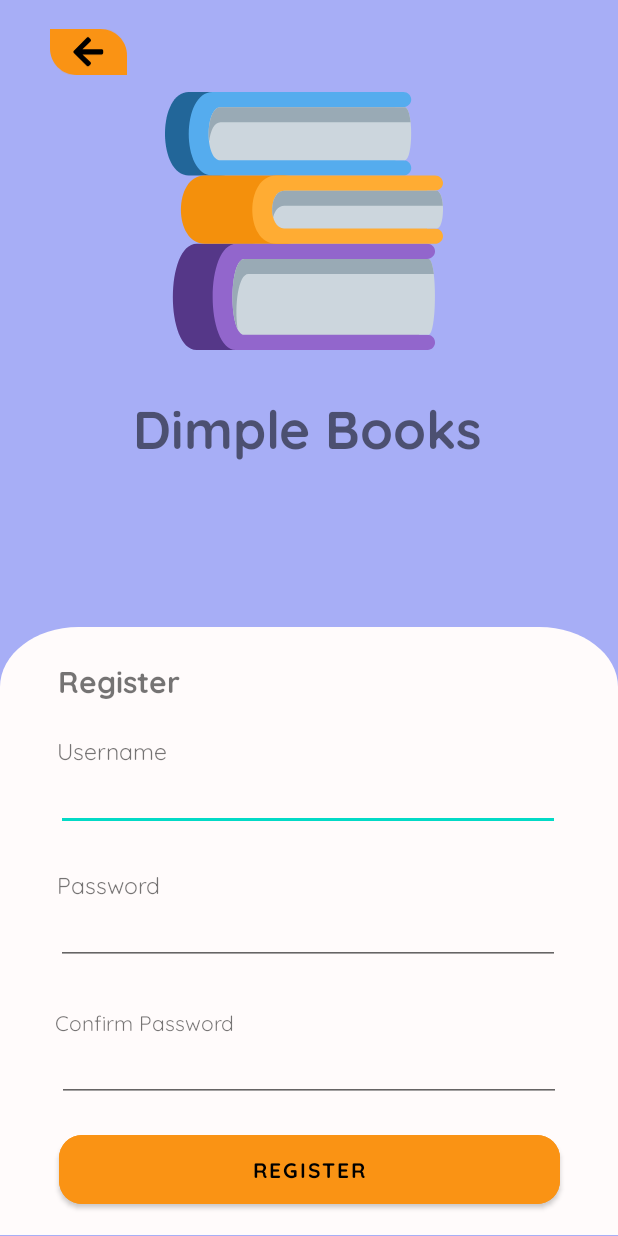
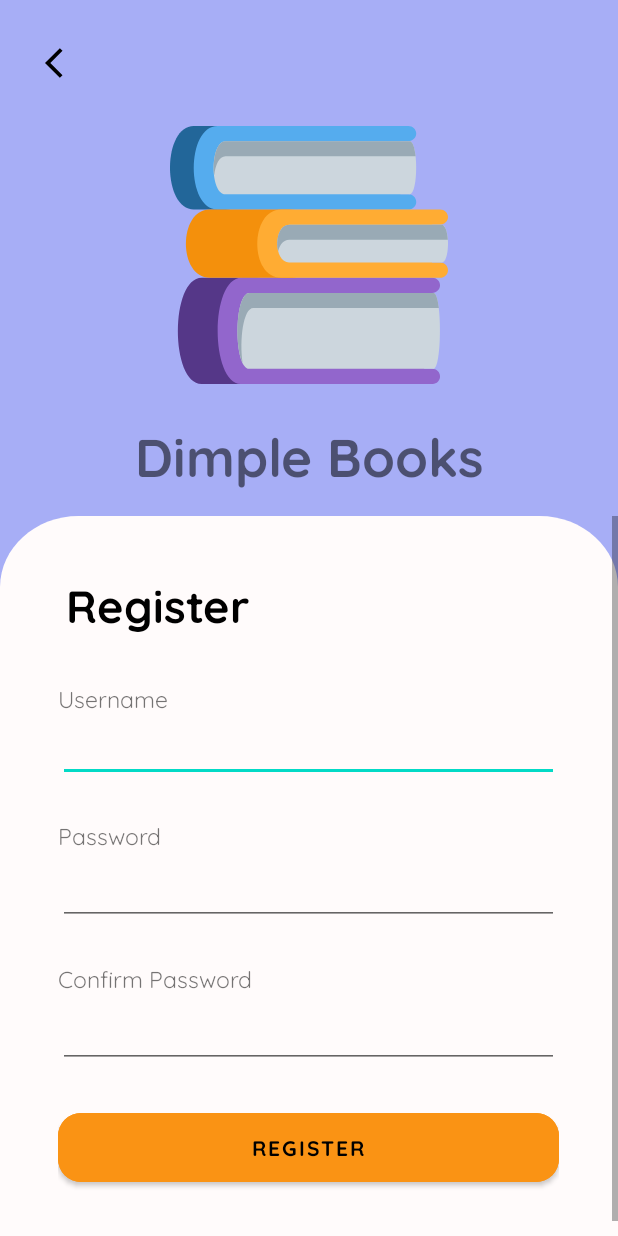
Before and after one commit to rrfito/Dimple-Books, an Android app: the Register screen opened directly, with no data from a screen before it, on a phone screen of 412 x 824 dp. Run offline under Robolectric (Android 15) with nearby library versions, the phone set to English and light mode, and no system bars.

Commit message:
responsif login and register

```diff
--- a/app/src/main/java/com/example/dimplebooks/UI/Register.kt
+++ b/app/src/main/java/com/example/dimplebooks/UI/Register.kt
@@ -7,6 +7,7 @@ import android.content.SharedPreferences
 import android.os.Bundle
 import android.widget.Button
 import android.widget.EditText
+import android.widget.ImageView
 import android.widget.TextView
 import android.widget.Toast
 import androidx.activity.enableEdgeToEdge
@@ -30,21 +31,26 @@ class Register : AppCompatActivity() {
         }
         window.navigationBarColor = ContextCompat.getColor(this, R.color.white)
 
-        val regisUser = findViewById<EditText>(R.id.InputUsername)
-        val regisPas = findViewById<EditText>(R.id.InputPassword)
-        val regisConfirmPas = findViewById<EditText>(R.id.ConfirmPassowrd)
+        val regisUser = findViewById<EditText>(R.id.InputUsernameRegister)
+        val regisPas = findViewById<EditText>(R.id.InputPasswordRegister)
+        val regisConfirmPas = findViewById<EditText>(R.id.inputConfirmPasswordRegister)
         val shared: SharedPreferences = getSharedPreferences("userpref", Context.MODE_PRIVATE)
-        val WrongPassowrd = findViewById<TextView>(R.id.ConfirmpassowrdValid)
-        val WrongPassowrd2 = findViewById<TextView>(R.id.passowrdValid)
-        val buttRegis = findViewById<Button>(R.id.Register)
+        val buttRegis = findViewById<Button>(R.id.registerButton)
+
+        val backArrow = findViewById<ImageView>(R.id.backArrow)
+
+        backArrow.setOnClickListener(){
+            val loginBack = Intent(this, Login::class.java)
+            startActivity(loginBack)
+            finish()
+        }
+
+
 
         buttRegis.setOnClickListener() {
             val inputUsername = regisUser.text.toString()
             val inputPassword = regisPas.text.toString()
             val inputConfirmPassword = regisConfirmPas.text.toString()
-
-
-
             if (inputPassword.isNotEmpty() && inputUsername.isNotEmpty()) {
                 if (inputPassword == inputConfirmPassword) {
                     val editor = shared.edit()
@@ -52,11 +58,10 @@ class Register : AppCompatActivity() {
                     editor.putString("password", inputPassword)
                     editor.apply()
 
-                    val dashboard = Intent(this, Login::class.java)
-                    startActivity(dashboard)
+                    val LoginBack = Intent(this, Login::class.java)
+                    startActivity(LoginBack)
                 } else {
-                    WrongPassowrd.text = "Password Berbeda"
-                    WrongPassowrd2.text = "Password Berbeda"
+
                     Toast.makeText(
                         this,
                         "Password dan Konfirmasi Password tidak sama",
--- a/app/src/main/res/drawable/card_loginregis.xml
+++ b/app/src/main/res/drawable/card_loginregis.xml
@@ -1,6 +1,6 @@
 <vector xmlns:android="http://schemas.android.com/apk/res/android"
     android:width="412dp"
-    android:height="405dp"
+    android:height="480dp"
     android:viewportWidth="393"
     android:viewportHeight="505">
     <path
--- a/app/src/main/res/layout/activity_register.xml
+++ b/app/src/main/res/layout/activity_register.xml
@@ -8,76 +8,108 @@
     android:background="@color/navy_blue_white"
     tools:context=".UI.Register">
 
+    <LinearLayout
+        android:layout_width="match_parent"
+        android:layout_height="match_parent"
+        android:orientation="vertical"
+        app:layout_constraintBottom_toBottomOf="parent"
+        app:layout_constraintEnd_toEndOf="parent"
+        app:layout_constraintStart_toStartOf="parent"
+        app:layout_constraintTop_toTopOf="parent">
+
         <ImageView
-        android:id="@+id/Card"
+            android:id="@+id/backArrow"
             android:layout_width="wrap_content"
             android:layout_height="wrap_content"
-        android:scaleType="fitCenter"
-        android:layout_marginTop="24dp"
-        app:layout_constraintBottom_toBottomOf="parent"
-        app:layout_constraintEnd_toEndOf="parent"
-        app:layout_constraintHorizontal_bias="0.0"
-
-        app:layout_constraintStart_toStartOf="parent"
-        app:layout_constraintTop_toBottomOf="@+id/NameLogo"
-        app:layout_constraintVertical_bias="0.992"
-        app:srcCompat="@drawable/card_loginregis" />
+            android:padding="30dp"
+            android:src="@drawable/baseline_arrow_back_ios_24" />
 
         <ImageView
             android:id="@+id/Logo"
-        android:layout_width="wrap_content"
+            android:layout_width="match_parent"
             android:layout_height="wrap_content"
-        android:layout_marginTop="8dp"
-        app:layout_constraintEnd_toEndOf="parent"
-        app:layout_constraintHorizontal_bias="0.486"
-        app:layout_constraintStart_toStartOf="parent"
-        app:layout_constraintTop_toBottomOf="@+id/back"
+
+            android:layout_gravity="center"
             app:srcCompat="@drawable/logoo" />
 
         <TextView
             android:id="@+id/NameLogo"
+            android:layout_width="match_parent"
+            android:layout_height="wrap_content"
+            android:layout_marginTop="20dp"
+
+            android:fontFamily="@font/quicksandbold"
+            android:gravity="center"
+            android:text="Dimple Books"
+            android:textSize="35dp"
+            app:layout_constraintTop_toBottomOf="@+id/Logo" />
+
+        <View
+            android:layout_width="0dp"
+            android:layout_height="0dp"
+            android:layout_weight="1" />
+
+        <FrameLayout
+            android:layout_width="match_parent"
+            android:layout_height="wrap_content">
+
+            <ImageView
+                android:id="@+id/Card"
+                android:layout_width="match_parent"
+                android:layout_height="wrap_content"
+                android:scaleType="fitCenter"
+                app:srcCompat="@drawable/card_loginregis">
+
+
+            </ImageView>
+
+            <ScrollView
+                android:layout_width="match_parent"
+                android:layout_height="match_parent"
+                android:fillViewport="true">
+
+                <LinearLayout
+                    android:layout_width="wrap_content"
+                    android:layout_height="wrap_content"
+                    android:layout_gravity="center"
+                    android:layout_marginTop="20dp"
+                    android:orientation="vertical">
+
+                    <TextView
+                        android:layout_width="match_parent"
+                        android:layout_height="wrap_content"
+                        android:fontFamily="@font/quicksandbold"
+                        android:padding="5dp"
+                        android:text="Register"
+                        android:textColor="@color/black"
+                        android:textSize="30dp" />
+
+                    <TextView
+                        android:id="@+id/Username"
                         android:layout_width="wrap_content"
                         android:layout_height="wrap_content"
                         android:layout_marginTop="24dp"
+                        android:fontFamily="@font/quicksandregular"
+                        android:text="Username"
+                        android:textSize="15dp"
+                        app:layout_constraintEnd_toEndOf="parent"
+                        app:layout_constraintHorizontal_bias="0.11"
+                        app:layout_constraintStart_toStartOf="parent"
+                        app:layout_constraintTop_toBottomOf="@+id/InputUsernamee" />
 
-        android:fontFamily="@font/quicksandbold"
-        android:text="Dimple Books"
-        android:textSize="35dp"
+                    <EditText
+                        android:id="@+id/InputUsernameRegister"
+                        android:layout_width="match_parent"
+                        android:layout_height="wrap_content"
+                        android:ems="10"
+                        android:inputType="text"
                         app:layout_constraintEnd_toEndOf="parent"
-        app:layout_constraintHorizontal_bias="0.497"
+                        app:layout_constraintHorizontal_bias="0.194"
                         app:layout_constraintStart_toStartOf="parent"
-        app:layout_constraintTop_toBottomOf="@+id/Logo" />
+                        app:layout_constraintTop_toBottomOf="@+id/username" />
 
                     <TextView
-        android:id="@+id/SignUp"
-        android:layout_width="wrap_content"
-        android:layout_height="wrap_content"
-        android:layout_marginTop="20dp"
-        android:fontFamily="@font/quicksandbold"
-        android:text="Register"
-        android:textSize="20dp"
-        app:layout_constraintEnd_toEndOf="parent"
-        app:layout_constraintHorizontal_bias="0.116"
-        app:layout_constraintStart_toStartOf="parent"
-        app:layout_constraintTop_toTopOf="@+id/Card" />
-
-    <TextView
-        android:id="@+id/username"
-        android:layout_width="wrap_content"
-        android:layout_height="wrap_content"
-        android:layout_marginTop="20dp"
-        android:fontFamily="@font/quicksandregular"
-        android:text="Username"
-
-        android:textSize="15dp"
-        app:layout_constraintEnd_toEndOf="parent"
-        app:layout_constraintHorizontal_bias="0.112"
-        app:layout_constraintStart_toStartOf="parent"
-        app:layout_constraintTop_toBottomOf="@+id/SignUp" />
-
-    <TextView
-        android:id="@+id/Password"
-        android:layout_width="wrap_content"
+                        android:layout_width="match_parent"
                         android:layout_height="wrap_content"
                         android:layout_marginTop="24dp"
                         android:fontFamily="@font/quicksandregular"
@@ -86,41 +118,56 @@
                         app:layout_constraintEnd_toEndOf="parent"
                         app:layout_constraintHorizontal_bias="0.11"
                         app:layout_constraintStart_toStartOf="parent"
-        app:layout_constraintTop_toBottomOf="@+id/InputUsername" />
+                        app:layout_constraintTop_toBottomOf="@+id/InputUsernamee" />
 
                     <EditText
-        android:id="@+id/InputUsername"
-        android:layout_width="336dp"
-        android:layout_height="43dp"
+                        android:id="@+id/InputPasswordRegister"
+                        android:layout_width="match_parent"
+                        android:layout_height="wrap_content"
 
-        android:ems="10"
-
-
-        android:inputType="text"
-
-        app:layout_constraintEnd_toEndOf="parent"
-        app:layout_constraintHorizontal_bias="0.493"
-        app:layout_constraintStart_toStartOf="parent"
-        app:layout_constraintTop_toBottomOf="@+id/username" />
-
-    <EditText
-        android:id="@+id/InputPassword"
-        android:layout_width="336dp"
-        android:layout_height="43dp"
+                        android:layout_marginTop="4dp"
 
                         android:ems="10"
 
                         android:inputType="textPassword"
+                        app:layout_constraintEnd_toEndOf="parent"
+                        app:layout_constraintHorizontal_bias="0.184"
+                        app:layout_constraintStart_toStartOf="parent"
+                        app:layout_constraintTop_toBottomOf="@+id/Password" />
 
+                    <TextView
+
+                        android:layout_width="match_parent"
+                        android:layout_height="wrap_content"
+                        android:layout_marginTop="24dp"
+                        android:fontFamily="@font/quicksandregular"
+                        android:text="Confirm Password"
+                        android:textSize="15dp"
                         app:layout_constraintEnd_toEndOf="parent"
-        app:layout_constraintHorizontal_bias="0.493"
+                        app:layout_constraintHorizontal_bias="0.11"
+                        app:layout_constraintStart_toStartOf="parent"
+                        app:layout_constraintTop_toBottomOf="@+id/InputUsernamee" />
+
+                    <EditText
+                        android:id="@+id/inputConfirmPasswordRegister"
+                        android:layout_width="match_parent"
+                        android:layout_height="wrap_content"
+
+                        android:layout_marginTop="4dp"
+
+                        android:ems="10"
+
+                        android:inputType="textPassword"
+                        app:layout_constraintEnd_toEndOf="parent"
+                        app:layout_constraintHorizontal_bias="0.184"
                         app:layout_constraintStart_toStartOf="parent"
                         app:layout_constraintTop_toBottomOf="@+id/Password" />
 
                     <com.google.android.material.button.MaterialButton
-        android:id="@+id/Register"
+                        android:id="@+id/registerButton"
                         android:layout_width="334dp"
                         android:layout_height="58dp"
+                        android:layout_marginTop="24dp"
                         android:backgroundTint="@color/orange_white"
                         android:fontFamily="@font/quicksandbold"
                         android:text="Register"
@@ -128,69 +175,19 @@
                         app:cornerRadius="15dp"
                         app:layout_constraintBottom_toBottomOf="parent"
                         app:layout_constraintEnd_toEndOf="parent"
-        app:layout_constraintHorizontal_bias="0.506"
                         app:layout_constraintStart_toStartOf="parent"
+                        app:layout_constraintTop_toBottomOf="@+id/InputPasswordd"
+                        app:layout_constraintVertical_bias="0.168" />
 
-        app:layout_constraintTop_toBottomOf="@+id/ConfirmPassowrd" />
+                </LinearLayout>
 
-    <EditText
-        android:id="@+id/ConfirmPassowrd"
-        android:layout_width="336dp"
-        android:layout_height="43dp"
-        android:ems="10"
-        android:inputType="textPassword"
-        app:layout_constraintEnd_toEndOf="parent"
-        app:layout_constraintStart_toStartOf="parent"
-        app:layout_constraintTop_toBottomOf="@+id/textView5" />
 
-    <TextView
-        android:id="@+id/textView5"
-        android:layout_width="wrap_content"
-        android:layout_height="wrap_content"
-        android:layout_marginTop="28dp"
-        android:fontFamily="@font/quicksandregular"
-        android:text="Confirm Password"
-        app:layout_constraintEnd_toEndOf="parent"
-        app:layout_constraintHorizontal_bias="0.126"
-        app:layout_constraintStart_toStartOf="parent"
-        app:layout_constraintTop_toBottomOf="@+id/InputPassword" />
+            </ScrollView>
 
-    <ImageView
-        android:id="@+id/back"
-        android:layout_width="51dp"
-        android:layout_height="37dp"
-        android:layout_marginStart="10dp"
-        android:layout_marginTop="16dp"
-        app:layout_constraintEnd_toEndOf="parent"
-        app:layout_constraintHorizontal_bias="0.066"
-        app:layout_constraintStart_toStartOf="parent"
-        app:layout_constraintTop_toTopOf="parent"
-        app:srcCompat="@drawable/back_card" />
 
-    <TextView
-        android:id="@+id/ConfirmpassowrdValid"
-        android:layout_width="wrap_content"
-        android:layout_height="wrap_content"
-        android:layout_marginTop="28dp"
-        android:fontFamily="@font/quicksandregular"
+        </FrameLayout>
 
-        android:textColor="@color/red"
-        app:layout_constraintEnd_toEndOf="parent"
-        app:layout_constraintHorizontal_bias="0.723"
-        app:layout_constraintStart_toEndOf="@+id/textView5"
-        app:layout_constraintTop_toBottomOf="@+id/InputPassword" />
 
-    <TextView
-        android:id="@+id/passowrdValid"
-        android:layout_width="wrap_content"
-        android:layout_height="wrap_content"
-        android:layout_marginTop="24dp"
-        android:fontFamily="@font/quicksandregular"
-
-        android:textColor="@color/red"
-        app:layout_constraintEnd_toEndOf="parent"
-        app:layout_constraintHorizontal_bias="0.794"
-        app:layout_constraintStart_toEndOf="@+id/Password"
-        app:layout_constraintTop_toBottomOf="@+id/InputUsername" />
+    </LinearLayout>
 
 </androidx.constraintlayout.widget.ConstraintLayout>
--- a/app/src/main/res/layout/fragment_account.xml
+++ b/app/src/main/res/layout/fragment_account.xml
@@ -176,7 +176,7 @@
 
 
         <com.google.android.material.button.MaterialButton
-            android:id="@+id/Loginn"
+            android:id="@+id/logoutButton"
             android:layout_width="334dp"
             android:layout_height="58dp"
             android:layout_marginTop="24dp"
```
Also changed, not shown: app/src/main/java/com/example/dimplebooks/UI/fragment/Account.kt (+46 -18 lines), app/src/main/res/layout/activity_login.xml (+97 -74 lines). Lines whose indentation alone changed are shown as unchanged.
